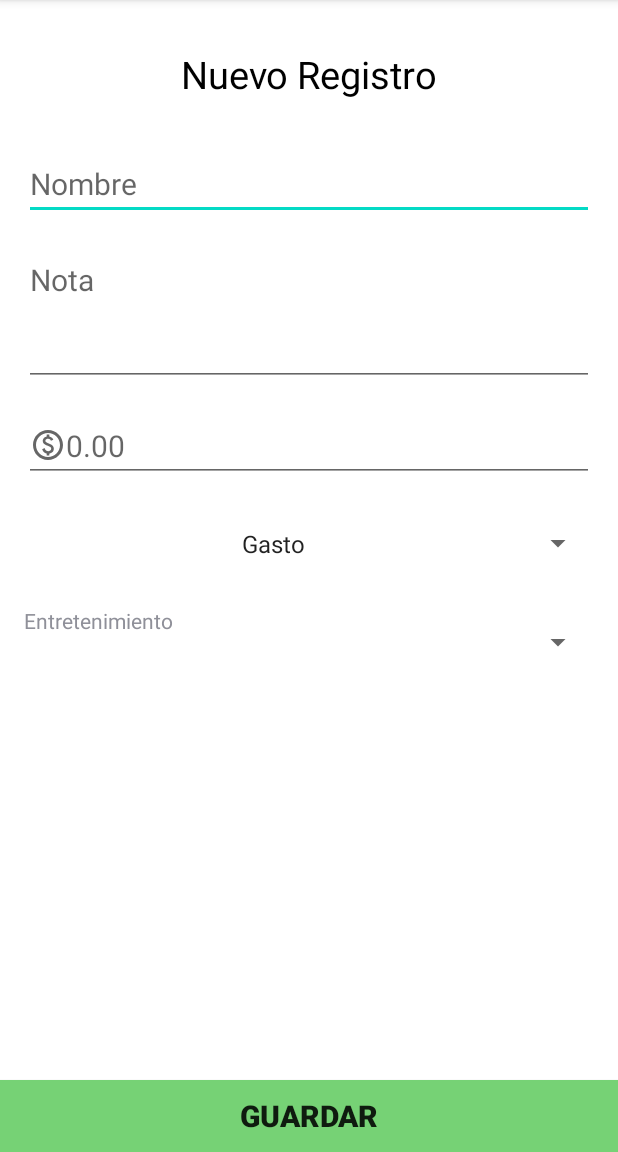
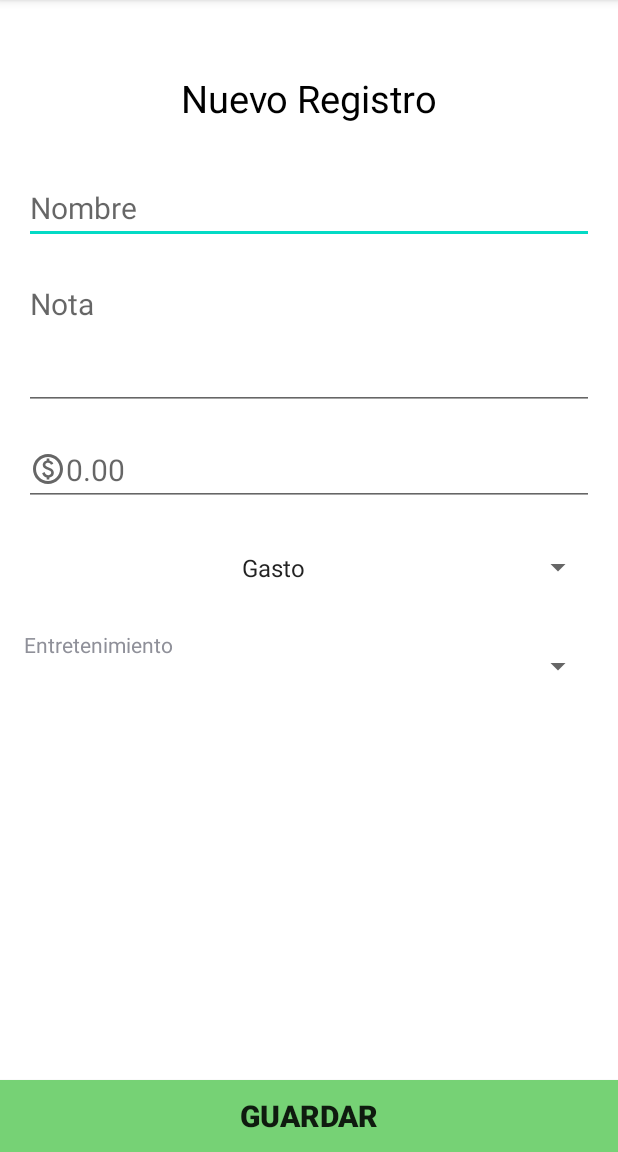
Before and after one commit to SESI-Phonegap/MiPlata, an Android app: the RegistroGastoIngresoActivity screen opened directly, with no data from a screen before it, on a phone screen of 412 x 824 dp, the part 84-1236 px from its top. Run offline under Robolectric (Android 15) with nearby library versions, the phone set to English and light mode, and no system bars; our stand-ins replace AdMob, Room's generated code, data binding; 1 statement that could not run was skipped.

Commit message:
Fix bugs

```diff
--- a/app/src/main/java/com/sesi/miplata/data/dao/GastosRecurrentesDao.java
+++ b/app/src/main/java/com/sesi/miplata/data/dao/GastosRecurrentesDao.java
@@ -23,10 +23,10 @@ public interface GastosRecurrentesDao {
     @Delete
     void delete(GastosRecurrentes gasto);
 
-    @Query("SELECT * FROM GASTOS_RECURRENTES")
+    @Query("SELECT * FROM GASTOS_RECURRENTES ORDER BY gr_monto DESC")
     LiveData<List<GastosRecurrentes>> getAll();
 
-    @Query("SELECT * FROM GASTOS_RECURRENTES")
+    @Query("SELECT * FROM GASTOS_RECURRENTES ORDER BY gr_monto DESC")
     List<GastosRecurrentes> getAllMain();
 
     @Query("SELECT * FROM GASTOS_RECURRENTES WHERE gr_id = :id")
--- a/app/src/main/java/com/sesi/miplata/data/dao/IngresosRecurrentesDao.java
+++ b/app/src/main/java/com/sesi/miplata/data/dao/IngresosRecurrentesDao.java
@@ -23,10 +23,10 @@ public interface IngresosRecurrentesDao {
     @Delete
     void delete(IngresosRecurrentes ingreso);
 
-    @Query("SELECT * FROM INGRESOS_RECURRENTES")
+    @Query("SELECT * FROM INGRESOS_RECURRENTES ORDER BY ir_monto DESC")
     LiveData<List<IngresosRecurrentes>> getAll();
 
-    @Query("SELECT * FROM INGRESOS_RECURRENTES")
+    @Query("SELECT * FROM INGRESOS_RECURRENTES ORDER BY ir_monto DESC")
     List<IngresosRecurrentes> getAllMain();
 
     @Query("SELECT * FROM INGRESOS_RECURRENTES WHERE ir_id = :id")
--- a/app/src/main/java/com/sesi/miplata/view/main/adapter/OperacionesAdapter.java
+++ b/app/src/main/java/com/sesi/miplata/view/main/adapter/OperacionesAdapter.java
@@ -41,6 +41,7 @@ public class OperacionesAdapter extends RecyclerView.Adapter<OperacionesAdapter.
         holder.tvMonto.setText(Utils.getCurrencyFormatter(gasto.getMonto()));
         //holder.imgIcon.setImageResource(gasto.getIcono());
         holder.tvFecha.setText(gasto.getFecha());
+        holder.tvCategoria.setText(gasto.getCatNombre());
         holder.view.setOnClickListener(v -> {
             if (null != itemClickListener){
                 itemClickListener.onItemClick(gasto);
@@ -71,6 +72,7 @@ public class OperacionesAdapter extends RecyclerView.Adapter<OperacionesAdapter.
         final TextView tvNota;
         final TextView tvFecha;
         final TextView tvMonto;
+        final TextView tvCategoria;
         OperacionesModel gasto;
         final View view;
 
@@ -81,6 +83,7 @@ public class OperacionesAdapter extends RecyclerView.Adapter<OperacionesAdapter.
             this.tvFecha = view.findViewById(R.id.tv_fecha);
             this.tvMonto = view.findViewById(R.id.tv_monto);
             this.imgIcon = view.findViewById(R.id.img_icon);
+            this.tvCategoria = view.findViewById(R.id.tv_categoria);
             this.view = view;
         }
     }
--- a/app/src/main/res/layout/activity_registro_gasto_ingreso.xml
+++ b/app/src/main/res/layout/activity_registro_gasto_ingreso.xml
@@ -45,7 +45,7 @@
             android:layout_height="wrap_content"
             android:layout_marginStart="16dp"
             android:layout_marginEnd="16dp"
-            android:layout_marginTop="32dp"
+            android:layout_marginTop="48dp"
             android:text="@string/lbl_nuevo_registro"
             android:textAlignment="center"
             android:textColor="@color/black"
@@ -139,8 +139,8 @@
              android:layout_centerHorizontal="true"
              app:adSize="BANNER"
              app:adUnitId="@string/prueba"
-             app:layout_constraintBottom_toTopOf="@+id/btn_guardar"
-             app:layout_constraintStart_toStartOf="parent" />
+             app:layout_constraintStart_toStartOf="parent"
+             app:layout_constraintTop_toTopOf="parent" />
 
         <androidx.appcompat.widget.AppCompatButton
             android:id="@+id/btn_guardar"
--- a/app/src/main/res/layout/activity_registro_operaciones_mensuales.xml
+++ b/app/src/main/res/layout/activity_registro_operaciones_mensuales.xml
@@ -43,7 +43,7 @@
             android:layout_width="wrap_content"
             android:layout_height="wrap_content"
             android:layout_marginStart="8dp"
-            android:layout_marginTop="24dp"
+            android:layout_marginTop="48dp"
             android:layout_marginEnd="8dp"
             android:text="@string/lbl_nuevo_registro"
             android:textAlignment="center"
@@ -160,8 +160,8 @@
             android:layout_centerHorizontal="true"
             app:adSize="BANNER"
             app:adUnitId="@string/prueba"
-            app:layout_constraintBottom_toTopOf="@+id/btn_guardar"
-            app:layout_constraintStart_toStartOf="parent" />
+            app:layout_constraintStart_toStartOf="parent"
+            app:layout_constraintTop_toTopOf="parent" />
 
         <androidx.appcompat.widget.AppCompatButton
             android:id="@+id/btn_guardar"
--- a/app/src/main/res/layout/fragment_balance_mensual.xml
+++ b/app/src/main/res/layout/fragment_balance_mensual.xml
@@ -70,8 +70,9 @@
                 android:layout_marginTop="16dp"
                 android:text="@string/lbl_fecha_default"
                 android:textAlignment="center"
-                android:textColor="@color/black"
+                android:textColor="@color/blue"
                 android:textSize="25sp"
+                android:textStyle="bold"
                 app:layout_constraintEnd_toStartOf="@+id/btn_mes_siguiente"
                 app:layout_constraintStart_toEndOf="@+id/btn_mes_anterior"
                 app:layout_constraintTop_toTopOf="parent" />
--- a/app/src/main/res/values-night/themes.xml
+++ b/app/src/main/res/values-night/themes.xml
@@ -1,6 +1,6 @@
 <resources xmlns:tools="http://schemas.android.com/tools">
     <!-- Base application theme. -->
-    <style name="Theme.MiPlata" parent="Theme.MaterialComponents.DayNight.DarkActionBar">
+    <style name="Theme.MiPlata" parent="Theme.MaterialComponents.Light.DarkActionBar">
         <!-- Primary brand color. -->
         <item name="colorPrimary">@color/primaryColor</item>
         <item name="colorPrimaryVariant">@color/primaryLightColor</item>
--- a/app/src/main/res/values/colors.xml
+++ b/app/src/main/res/values/colors.xml
@@ -8,6 +8,7 @@
     <color name="black">#FF000000</color>
     <color name="white">#FFFFFFFF</color>
     <color name="red">#FF0000</color>
+    <color name="blue">#0000FF</color>
 
     <color name="primaryColor">#43a047</color>
     <color name="primaryLightColor">#76d275</color>
--- a/app/src/main/res/values/strings.xml
+++ b/app/src/main/res/values/strings.xml
@@ -41,6 +41,7 @@
     <string name="btn_cancelar">Cancelar</string>
     <string name="msg_fechaini_required">Indique la fecha inical.</string>
     <string name="msg_fechas_required">Las fechas son requridas.</string>
+    <string name="categoria">categoria</string>
 
     //admob
     <string name="id_app">ca-app-pub-2449148181464779~5726548361</string>
--- a/app/src/main/res/values/themes.xml
+++ b/app/src/main/res/values/themes.xml
@@ -1,6 +1,6 @@
 <resources xmlns:tools="http://schemas.android.com/tools">
     <!-- Base application theme. -->
-    <style name="Theme.MiPlata" parent="Theme.MaterialComponents.DayNight.DarkActionBar">
+    <style name="Theme.MiPlata" parent="Theme.MaterialComponents.Light.DarkActionBar">
         <!-- Primary brand color. -->
         <item name="colorPrimary">@color/primaryColor</item>
         <item name="colorPrimaryVariant">@color/primaryLightColor</item>
```
Also changed, not shown: app/src/main/AndroidManifest.xml (+12 -6 lines), app/src/main/java/com/sesi/miplata/util/Utils.java (+6 -4 lines), app/src/main/java/com/sesi/miplata/view/fragment/bmensual/BalanceMensualFragment.java (+10 -2 lines), app/src/main/res/layout/fragment_balance_general.xml (+7 -1 lines), app/src/main/res/layout/item_operacion.xml (+21 -6 lines), app/src/main/assets/miplata.db, app/src/main/res/drawable/miplataicon.png.
